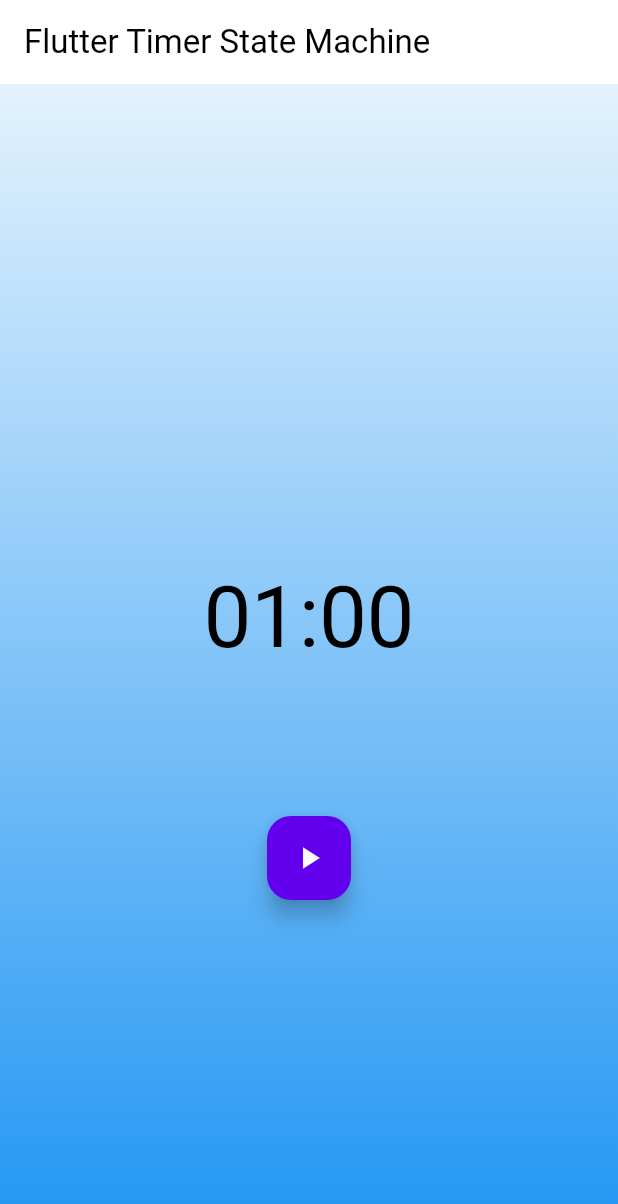
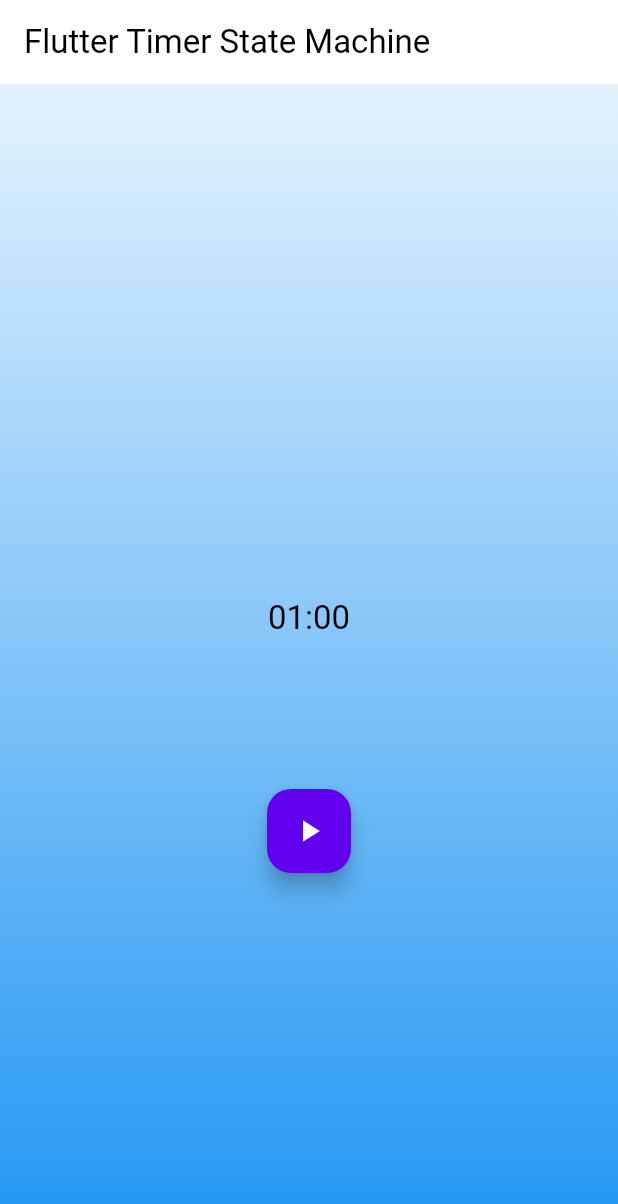
Before and after one commit to pierremrtn/state_machine_bloc, a Flutter app: the screen it shows after launch, on a phone screen of 412 x 824 dp. Shown: the top 1204 px of the screen. Run offline on Flutter 3.47's test engine with Material 3 defaults, Android fonts, the phone set to English and light mode, and no system bars; our stand-ins replace bloc, bloc_concurrency, equatable, flutter_bloc, stream_transform.

Commit message:
migrate examples to sdk 3.0

```diff
--- a/examples/flutter_timer_state_machine/lib/timer/view/timer_page.dart
+++ b/examples/flutter_timer_state_machine/lib/timer/view/timer_page.dart
@@ -52,7 +52,7 @@ class TimerText extends StatelessWidget {
     final secondsStr = (duration % 60).floor().toString().padLeft(2, '0');
     return Text(
       '$minutesStr:$secondsStr',
-      style: Theme.of(context).textTheme.headline1,
+      style: Theme.of(context).textTheme.titleLarge,
     );
   }
 }
--- a/examples/flutter_timer_state_machine/pubspec.yaml
+++ b/examples/flutter_timer_state_machine/pubspec.yaml
@@ -4,7 +4,7 @@ version: 1.0.0+1
 publish_to: none
 
 environment:
-  sdk: ">=2.16.0 <3.0.0"
+  sdk: ">=3.0.0 <4.0.0"
 
 dependencies:
   flutter:
--- a/examples/infinite_list_state_machine/lib/posts/widgets/post_list_item.dart
+++ b/examples/infinite_list_state_machine/lib/posts/widgets/post_list_item.dart
@@ -11,7 +11,7 @@ class PostListItem extends StatelessWidget {
     final textTheme = Theme.of(context).textTheme;
     return Material(
       child: ListTile(
-        leading: Text('${post.id}', style: textTheme.caption),
+        leading: Text('${post.id}', style: textTheme.bodySmall),
         title: Text(post.title),
         isThreeLine: true,
         subtitle: Text(post.body),
--- a/examples/infinite_list_state_machine/pubspec.yaml
+++ b/examples/infinite_list_state_machine/pubspec.yaml
@@ -4,7 +4,7 @@ version: 1.0.0+1
 publish_to: none
 
 environment:
-  sdk: ">=2.16.0 <3.0.0"
+  sdk: ">=3.0.0 <4.0.0"
 
 dependencies:
   flutter:
```
Also changed, not shown: examples/flutter_timer_state_machine/pubspec.lock, examples/infinite_list_state_machine/pubspec.lock.
